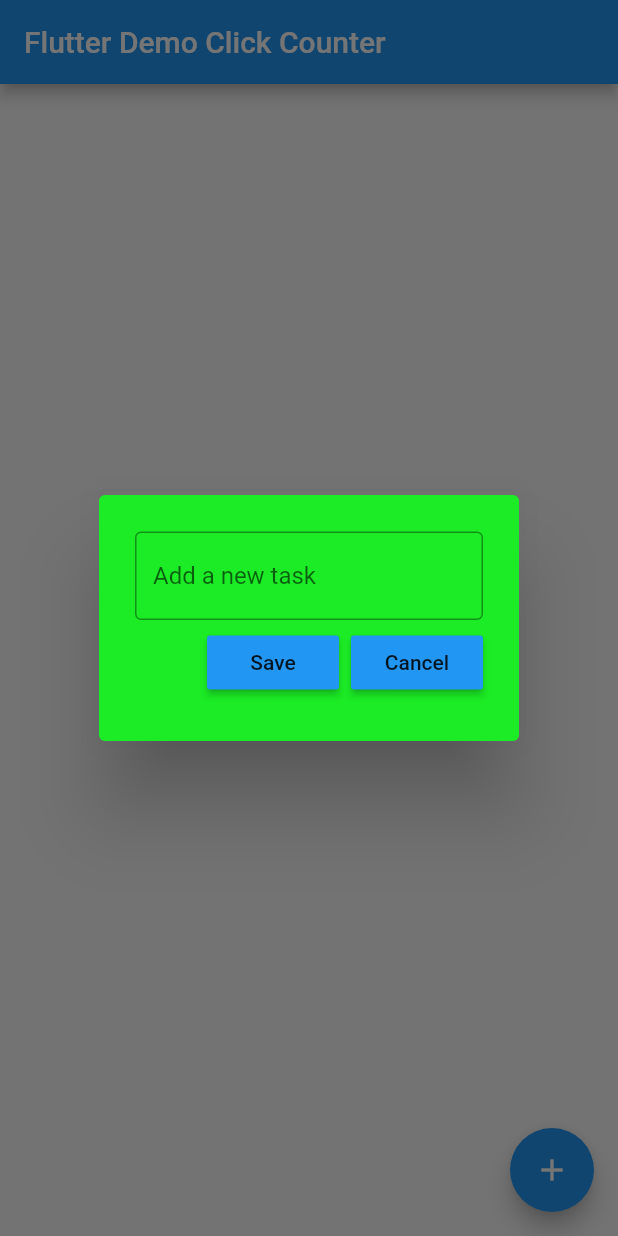
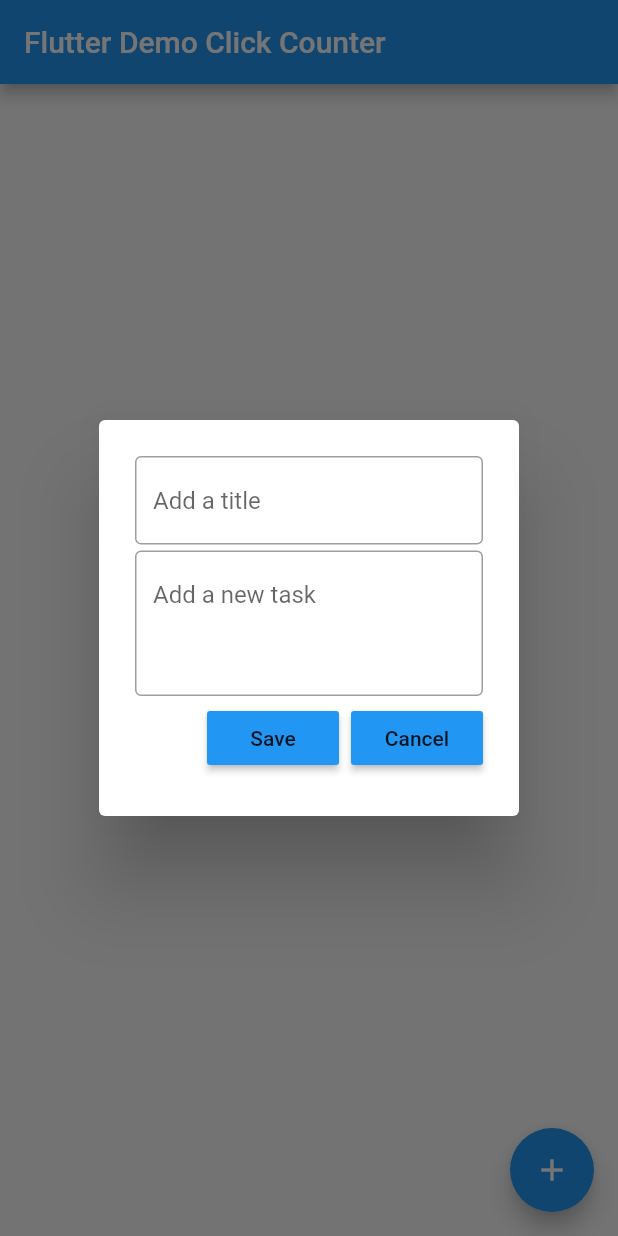
Before and after one commit to guan02/todolist_Flutter, a Flutter app: the screen it shows after launch, after a tap on the "add" icon, on a phone screen of 412 x 824 dp. Run offline on Flutter 3.47's test engine with Material 2 defaults, Android fonts, the phone set to English and light mode, and no system bars.

Commit message:
add text field for title

```diff
--- a/lib/dialog_box.dart
+++ b/lib/dialog_box.dart
@@ -3,12 +3,14 @@ import 'package:flutter/material.dart';
 import 'my_button.dart';
 
 class DialogBox extends StatelessWidget {
+  final titolo;
   final controller;
   VoidCallback onSave;
   VoidCallback onCancel;
 
   DialogBox({
     super.key,
+    required this.titolo,
     required this.controller,
     required this.onSave,
     required this.onCancel,
@@ -17,14 +19,22 @@ class DialogBox extends StatelessWidget {
   @override
   Widget build(BuildContext context) {
     return AlertDialog(
-      backgroundColor: Color(0xff1bec25),
+      backgroundColor: Color(0xffffffff),
       content: Container(
-        height: 120,
+        height: 220,
         child: Column(
           mainAxisAlignment: MainAxisAlignment.spaceEvenly,
           children: [
             // get user input
             TextField(
+              controller: titolo,
+              decoration: InputDecoration(
+                border: OutlineInputBorder(),
+                hintText: "Add a title",
+              ),
+            ),
+            TextField(
+              maxLines: 3,
               controller: controller,
               decoration: InputDecoration(
                 border: OutlineInputBorder(),
```
